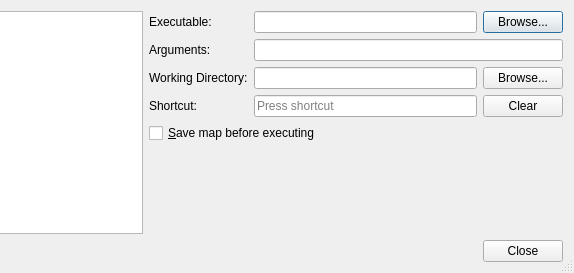
Before: the Qt Designer form src/tiled/commanddialog.ui in mapeditor/tiled, drawn with Qt 5; both pictures show x 283 to 857 and y 0 to 273 of the 857 by 273 pixel window.
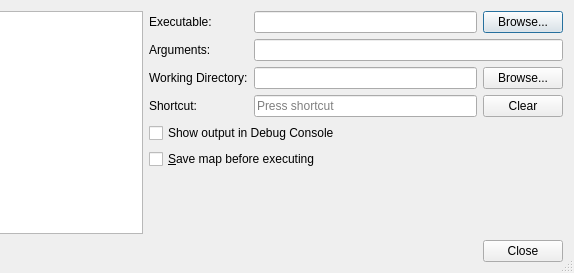
After: the same form once the commit is applied. Custom widgets are drawn as their Qt base class.

Commit message:
Show output of commands in Debug Console (#1593)
Closes #1552

The edit to the form file:
```diff
--- a/src/tiled/commanddialog.ui
+++ b/src/tiled/commanddialog.ui
@@ -151,6 +151,13 @@
        </property>
       </widget>
      </item>
+     <item row="4" column="0" colspan="3">
+      <widget class="QCheckBox" name="outputBox">
+       <property name="text">
+        <string>Show output in Debug Console</string>
+       </property>
+      </widget>
+     </item>
     </layout>
    </item>
    <item row="1" column="0" colspan="2">
```
Left out of the diff: 13 changed lines with no effect on the pictures. The commit also changes 9 other files.
